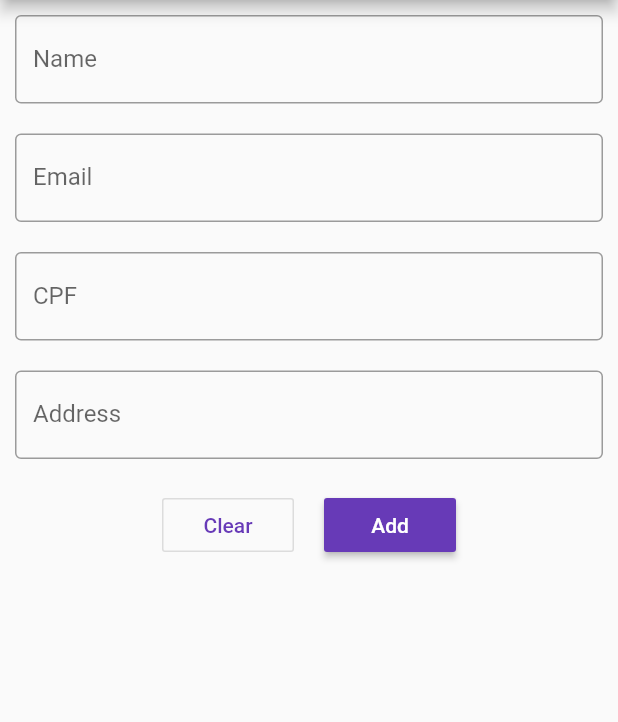
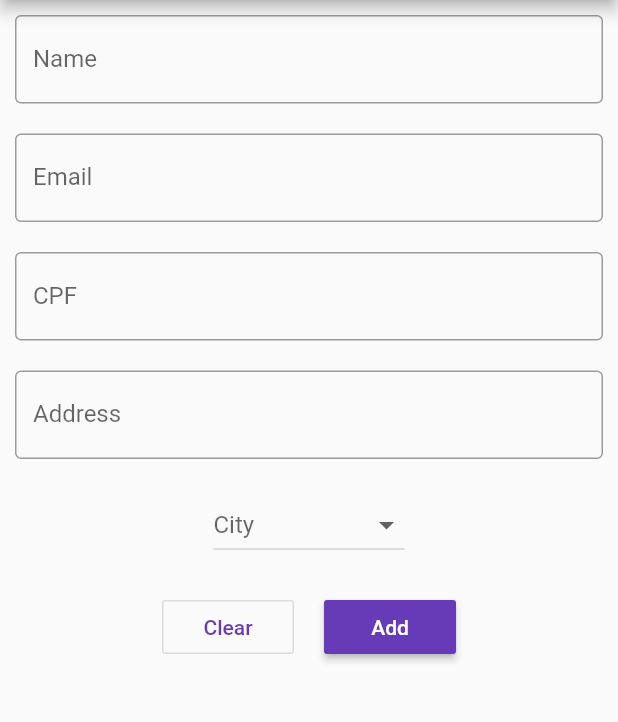
Before and after one commit to LucasPitol/CrudMaluco, a Flutter app: the screen it shows after launch, after a tap on the "add" icon, on a phone screen of 412 x 824 dp, the part 90-812 px from its top. Run offline on Flutter 3.47's test engine with Material 2 defaults, Android fonts, the phone set to English and light mode, and no system bars; our stand-ins replace cloud_firestore, pie_chart; accounts and stored records are empty.

```diff
--- a/flutterApp/crud_maluco_app/lib/add_client_component.dart
+++ b/flutterApp/crud_maluco_app/lib/add_client_component.dart
@@ -9,6 +9,15 @@ class AddClientComponent extends MaterialPageRoute<String> {
       : super(builder: (BuildContext context) {
           ClientForm _clientForm = new ClientForm();
 
+          String selectedCity;
+
+          List<String> citiesList = [
+            'Belem do Pará',
+            'Pernambuco',
+            'Rio de Janeiro',
+            'São Paulo'
+          ];
+
           void _openInfoDialog(String title, String content) {
             showDialog<String>(
                 context: context,
@@ -17,12 +26,12 @@ class AddClientComponent extends MaterialPageRoute<String> {
                 });
           }
 
-          void _openInfoDialogAux() {
-            _openInfoDialog('Info', 'Massa!');
-          }
-
           void _clearForm() {
             _clientForm.name.clear();
+            _clientForm.address.clear();
+            _clientForm.cidade.clear();
+            _clientForm.cpf.clear();
+            _clientForm.email.clear();
           }
 
           void _validateForm() {
@@ -87,6 +96,24 @@ class AddClientComponent extends MaterialPageRoute<String> {
                           ),
                         ),
                       ),
+                      //TODO: select
+                      Container(
+                        margin: EdgeInsets.all(10),
+                        child: DropdownButton<String>(
+                          hint: Text('City'),
+                          value: selectedCity,
+                          items: citiesList.map((String value) {
+                            return new DropdownMenuItem<String>(
+                              value: value,
+                              child: new Text(value),
+                            );
+                          }).toList(),
+                          onChanged: (newValue) {
+                            selectedCity = newValue;
+                            _clientForm.cidade.text = newValue;
+                          },
+                        ),
+                      ),
                       Container(
                         alignment: Alignment.center,
                         margin: EdgeInsets.only(top: 10),
```
